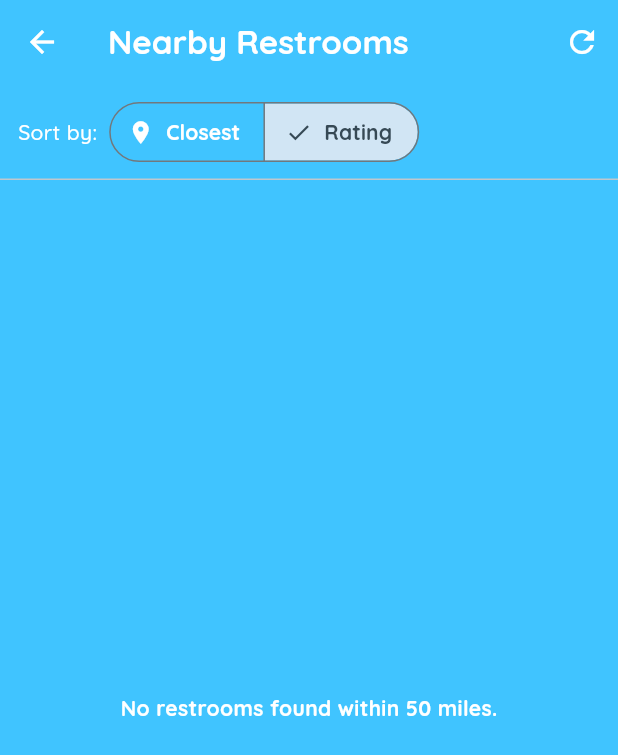
After one commit to pgattic/ratemybowl, a Flutter app: the NearbyScreen screen opened directly, after a tap on "Rating", on a phone screen of 412 x 824 dp. The commit adds this screen. Shown: the top 755 px of the screen. Run offline on Flutter 3.47's test engine with Material 3 defaults, Android fonts, the phone set to English and light mode, and no system bars; our stand-ins replace audioplayers, flutter_dotenv, flutter_map, flutter_svg, google_fonts, latlong2 and 4 more; accounts and stored records are empty; network calls fail.

Commit message:
Add nearby screen, fix minimum rating

```diff
--- a/lib/backend/backend_adapter.dart
+++ b/lib/backend/backend_adapter.dart
@@ -19,6 +19,7 @@ abstract class BackendAdapter {
     bool? filterMale,
     bool? filterUnisex,
     double? minRating,
+    required bool minRatingEnabled,
   });
 
   Future<Restroom?> getRestroomById(int id);
--- a/lib/backend/local_sqlite_backend.dart
+++ b/lib/backend/local_sqlite_backend.dart
@@ -35,11 +35,7 @@ class LocalSqliteBackend implements BackendAdapter {
 
     final dbPath = await getDatabasesPath();
     final fullPath = p.join(dbPath, 'ratemybowl_offline.db');
-    _db = await openDatabase(
-      fullPath,
-      version: 1,
-      onCreate: _onCreate,
-    );
+    _db = await openDatabase(fullPath, version: 1, onCreate: _onCreate);
 
     _prefs = await SharedPreferences.getInstance();
     await _restoreSession();
@@ -140,6 +136,7 @@ class LocalSqliteBackend implements BackendAdapter {
     bool? filterMale,
     bool? filterUnisex,
     double? minRating,
+    required minRatingEnabled,
   }) async {
     final restroomsData = await _database.query('restroom');
     final statsRows = await _database.rawQuery('''
@@ -170,8 +167,12 @@ class LocalSqliteBackend implements BackendAdapter {
     ) {
       final dLat = degToRad(lat2 - lat1);
       final dLng = degToRad(lng2 - lng1);
-      final a = sin(dLat / 2) * sin(dLat / 2) +
-          cos(degToRad(lat1)) * cos(degToRad(lat2)) * sin(dLng / 2) * sin(dLng / 2);
+      final a =
+          sin(dLat / 2) * sin(dLat / 2) +
+          cos(degToRad(lat1)) *
+              cos(degToRad(lat2)) *
+              sin(dLng / 2) *
+              sin(dLng / 2);
       final c = 2 * atan2(sqrt(a), sqrt(1 - a));
       return earthRadius * c;
     }
@@ -191,7 +192,8 @@ class LocalSqliteBackend implements BackendAdapter {
       final rating = stat?['avg_rating']?.toDouble() ?? 0.0;
 
       if (filterFemale != null || filterMale != null || filterUnisex != null) {
-        final genderMatches = (filterFemale == true && gender == Gender.female) ||
+        final genderMatches =
+            (filterFemale == true && gender == Gender.female) ||
             (filterMale == true && gender == Gender.male) ||
             (filterUnisex == true && gender == Gender.unisex);
         if (!genderMatches) {
@@ -199,7 +201,7 @@ class LocalSqliteBackend implements BackendAdapter {
         }
       }
 
-      if (minRating != null && rating < minRating) {
+      if (minRatingEnabled && minRating != null && rating < minRating) {
         continue;
       }
 
@@ -241,9 +243,12 @@ class LocalSqliteBackend implements BackendAdapter {
       ''',
       [id],
     );
-    final avgRating = stats.isNotEmpty ? stats.first['avg_rating'] as num? : null;
-    final reviewCount =
-        stats.isNotEmpty ? stats.first['review_count'] as num? : null;
+    final avgRating = stats.isNotEmpty
+        ? stats.first['avg_rating'] as num?
+        : null;
+    final reviewCount = stats.isNotEmpty
+        ? stats.first['review_count'] as num?
+        : null;
 
     return Restroom(
       id: row['restroom_id'] as int,
@@ -307,18 +312,17 @@ class LocalSqliteBackend implements BackendAdapter {
 
     if (reviewIds.isNotEmpty) {
       final placeholders = List.filled(reviewIds.length, '?').join(',');
-      final attrRows = await _database.rawQuery(
-        '''
+      final attrRows = await _database.rawQuery('''
         SELECT review_id, attribute_id, rating
         FROM review_attribute
         WHERE review_id IN ($placeholders)
-        ''',
-        reviewIds,
-      );
+        ''', reviewIds);
 
       for (final attrRow in attrRows) {
         final reviewId = attrRow['review_id'] as int;
-        attributesByReview.putIfAbsent(reviewId, () => []).add(
+        attributesByReview
+            .putIfAbsent(reviewId, () => [])
+            .add(
               ReviewAttribute(
                 reviewId: reviewId,
                 attributeId: attrRow['attribute_id'] as int,
@@ -328,9 +332,7 @@ class LocalSqliteBackend implements BackendAdapter {
       }
     }
 
-    return rows
-        .map(
-          (row) {
+    return rows.map((row) {
       final reviewId = row['review_id'] as int;
       return Review(
         reviewId: reviewId,
@@ -344,9 +346,7 @@ class LocalSqliteBackend implements BackendAdapter {
           attributesByReview[reviewId] ?? const <ReviewAttribute>[],
         ),
       );
-          },
-        )
-        .toList();
+    }).toList();
   }
 
   @override
@@ -371,7 +371,9 @@ class LocalSqliteBackend implements BackendAdapter {
   }
 
   @override
-  Future<Map<int, double>> getAttributeAveragesByRestroomId(int restroomId) async {
+  Future<Map<int, double>> getAttributeAveragesByRestroomId(
+    int restroomId,
+  ) async {
     final reviewRows = await _database.query(
       'review',
       columns: ['review_id'],
@@ -498,10 +500,7 @@ class LocalSqliteBackend implements BackendAdapter {
     return userIds;
   }
 
-  Future<void> _seedRestrooms(
-    Database db,
-    Map<String, String> userIds,
-  ) async {
+  Future<void> _seedRestrooms(Database db, Map<String, String> userIds) async {
     final defaultUserId = userIds['demo'] ?? userIds.values.first;
     final now = DateTime.now();
     var reviewCounter = 0;
@@ -679,8 +678,8 @@ class LocalSqliteBackend implements BackendAdapter {
         'longitude': restroom['lng'],
       });
 
-      final reviews =
-          (restroom['reviews'] as List<dynamic>).cast<Map<String, dynamic>>();
+      final reviews = (restroom['reviews'] as List<dynamic>)
+          .cast<Map<String, dynamic>>();
       for (final review in reviews) {
         final userKey = review['user'] as String?;
         final userId = userKey != null
@@ -694,8 +693,9 @@ class LocalSqliteBackend implements BackendAdapter {
           'restroom_id': restroomId,
           'user_id': userId,
           'stars': stars,
-          'review_dt':
-              now.subtract(Duration(days: reviewCounter++)).toIso8601String(),
+          'review_dt': now
+              .subtract(Duration(days: reviewCounter++))
+              .toIso8601String(),
           'notes': notes,
         });
 
--- a/lib/controllers/location_controller.dart
+++ b/lib/controllers/location_controller.dart
@@ -13,6 +13,10 @@ class LocationController extends ChangeNotifier {
   bool _listening = false;
 
   Future<void> init() async {
+    if (status == LocStatus.ready || status == LocStatus.checking) {
+      return;
+    }
+
     status = LocStatus.checking;
     notifyListeners();
 
--- /dev/null
+++ b/lib/screens/nearby_screen.dart
@@ -0,0 +1,315 @@
+import 'package:flutter/material.dart';
+import 'package:latlong2/latlong.dart';
+import 'package:provider/provider.dart';
+import 'package:rate_my_bowl/controllers/location_controller.dart';
+import 'package:rate_my_bowl/models/restroom.dart';
+import 'package:rate_my_bowl/screens/review_screen.dart';
+import 'package:rate_my_bowl/services/restroom_service.dart';
+import 'package:rate_my_bowl/widgets/selected_pin_bottom_sheet.dart';
+
+enum RestroomSortMode { distance, rating }
+
+class NearbyScreen extends StatefulWidget {
+  const NearbyScreen({super.key});
+
+  @override
+  State<NearbyScreen> createState() => _NearbyScreenState();
+}
+
+class _NearbyScreenState extends State<NearbyScreen> {
+  bool _isLoading = false;
+  bool _hasLoadedOnce = false;
+  List<Restroom> _restrooms = [];
+  String? _error;
+
+  RestroomSortMode _sortMode = RestroomSortMode.distance;
+  final Distance _distanceCalc = const Distance();
+  static const int _maxResults = 30;
+  static const double _nearbyRadius = 50;
+
+  @override
+  void initState() {
+    super.initState();
+    WidgetsBinding.instance.addPostFrameCallback((_) {
+      _loadNearUser();
+    });
+  }
+
+  Future<void> _loadNearUser() async {
+    final locationController = context.read<LocationController>();
+
+    setState(() {
+      _isLoading = true;
+      _error = null;
+    });
+
+    if (locationController.status == LocStatus.idle) {
+      await locationController.init();
+    }
+
+    if (locationController.status == LocStatus.denied) {
+      setState(() {
+        _isLoading = false;
+        _hasLoadedOnce = true;
+        _error =
+            "Location permission denied. Please enable location services in Settings.";
+      });
+      return;
+    }
+
+    if (locationController.status != LocStatus.ready ||
+        locationController.userLatLong == null) {
+      setState(() {
+        _isLoading = false;
+        _hasLoadedOnce = true;
+      });
+      return;
+    }
+
+    final userLatLng = locationController.userLatLong!;
+
+    try {
+      final results = await RestroomService.instance.getRestroomLocations(
+        lat: userLatLng.latitude,
+        lng: userLatLng.longitude,
+        radius: _milesToMeters(_nearbyRadius),
+      );
+
+      setState(() {
+        _restrooms = results;
+        _isLoading = false;
+        _hasLoadedOnce = true;
+      });
+    } catch (e) {
+      debugPrint('Error fetching restrooms: $e');
+      setState(() {
+        _isLoading = false;
+        _hasLoadedOnce = true;
+        _error = 'Failed to load restrooms. Please try again.';
+      });
+    }
+  }
+
+  List<Restroom> _getSortedRestrooms(LatLng? userLatLng) {
+    final list = List<Restroom>.from(_restrooms);
+
+    if (userLatLng != null) {
+      list.sort((a, b) {
+        final distA = _distanceTo(userLatLng, a);
+        final distB = _distanceTo(userLatLng, b);
+        return distA.compareTo(distB);
+      });
+    }
+
+    final nearest = list.take(_maxResults).toList();
+
+    if (_sortMode == RestroomSortMode.rating) {
+      nearest.sort((a, b) {
+        final r = b.rating.compareTo(a.rating);
+        if (r != 0 || userLatLng == null) return r;
+
+        final distA = _distanceTo(userLatLng, a);
+        final distB = _distanceTo(userLatLng, b);
+        return distA.compareTo(distB);
+      });
+    }
+
+    return nearest;
+  }
+
+  double _distanceTo(LatLng userLatLng, Restroom r) {
+    return _distanceCalc(
+      userLatLng,
+      LatLng(r.coordinates.latitude, r.coordinates.longitude),
+    );
+  }
+
+  @override
+  Widget build(BuildContext context) {
+    final loc = context.watch<LocationController>();
+    final userLatLng = loc.userLatLong;
+
+    final list = _getSortedRestrooms(userLatLng);
+
+    return Scaffold(
+      appBar: AppBar(
+        title: const Text("Nearby Restrooms"),
+        actions: [
+          IconButton(
+            icon: const Icon(Icons.refresh),
+            onPressed: _isLoading ? null : _loadNearUser,
+          ),
+        ],
+      ),
+      body: Column(
+        children: [
+          _buildInfoBanner(loc),
+          _buildSortBar(),
+          const Divider(height: 0),
+          Expanded(child: _buildBody(list, userLatLng)),
+        ],
+      ),
+    );
+  }
+
+  Widget _buildInfoBanner(LocationController loc) {
+    if (_isLoading || loc.status == LocStatus.checking) {
+      return const LinearProgressIndicator(minHeight: 2);
+    }
+
+    if (_error != null) {
+      return Container(
+        width: double.infinity,
+        color: Colors.red.shade50,
+        padding: const EdgeInsets.all(8),
+        child: Row(
+          children: [
+            const Icon(Icons.error, color: Colors.red),
+            const SizedBox(width: 8),
+            Expanded(
+              child: Text(
+                _error!,
+                style: TextStyle(color: Colors.red.shade800),
+              ),
+            ),
+            TextButton(onPressed: _loadNearUser, child: const Text("Retry")),
+          ],
+        ),
+      );
+    }
+
+    if (loc.status == LocStatus.denied) {
+      return Container(
+        width: double.infinity,
+        color: Colors.amber.shade50,
+        padding: const EdgeInsets.all(8),
+        child: Row(
+          children: [
+            const Icon(Icons.location_off, color: Colors.amber),
+            const SizedBox(width: 8),
+            const Expanded(
+              child: Text(
+                "Location permission denied. Enable it in settings to see nearby restrooms.",
+              ),
+            ),
+          ],
+        ),
+      );
+    }
+
+    return const SizedBox.shrink();
+  }
+
+  Widget _buildSortBar() {
+    return Padding(
+      padding: const EdgeInsets.symmetric(horizontal: 12, vertical: 8),
+      child: Row(
+        children: [
+          const Text("Sort by:", style: TextStyle(fontWeight: FontWeight.w500)),
+          const SizedBox(width: 8),
+          SegmentedButton<RestroomSortMode>(
+            segments: const [
+              ButtonSegment(
+                value: RestroomSortMode.distance,
+                icon: Icon(Icons.place),
+                label: Text("Closest"),
+              ),
+              ButtonSegment(
+                value: RestroomSortMode.rating,
+                icon: Icon(Icons.star),
+                label: Text("Rating"),
+              ),
+            ],
+            selected: <RestroomSortMode>{_sortMode},
+            onSelectionChanged: (set) {
+              setState(() {
+                _sortMode = set.first;
+              });
+            },
+          ),
+        ],
+      ),
+    );
+  }
+
+  Widget _buildBody(List<Restroom> list, LatLng? userLatLng) {
+    if (_isLoading && list.isEmpty) {
+      return const Center(child: CircularProgressIndicator());
+    }
+
+    if (_hasLoadedOnce && list.isEmpty) {
+      return Center(
+        child: Text(
+          "No restrooms found within ${_nearbyRadius.toInt()} miles.",
+        ),
+      );
+    }
+
+    return ListView.separated(
+      itemCount: list.length,
+      separatorBuilder: (_, _) =>
+          const Divider(height: 0, color: Colors.black38),
+      itemBuilder: (context, index) {
+        final r = list[index];
+        final distanceMeters = (userLatLng != null)
+            ? _distanceTo(userLatLng, r)
+            : null;
+        final distanceMiles = (distanceMeters != null)
+            ? _metersToMiles(distanceMeters)
+            : null;
+
+        final icon = switch (r.gender) {
+          Gender.male => Icon(Icons.man, color: Colors.blueAccent),
+          Gender.female => Icon(Icons.woman, color: Colors.pinkAccent),
+          Gender.unisex => Icon(Icons.wc),
+        };
+
+        return Container(
+          color: Colors.white54,
+          child: ListTile(
+            leading: icon,
+            title: Text(r.name, style: TextStyle(color: Colors.black)),
+            subtitle: Column(
+              crossAxisAlignment: CrossAxisAlignment.start,
+              children: [
+                if (distanceMiles != null)
+                  Text(
+                    "${distanceMiles.toStringAsFixed(2)} mi",
+                    style: TextStyle(color: Colors.black45),
+                  ),
+                r.reviewCount > 0
+                    ? Text(
+                        "Rating: ${r.rating.toStringAsFixed(1)} ★ (${r.reviewCount})",
+                        style: TextStyle(color: Colors.black45),
+                      )
+                    : Text(
+                        "No reviews",
+                        style: TextStyle(color: Colors.black45),
+                      ),
+              ],
+            ),
+            onTap: () {
+              showModalBottomSheet(
+                context: context,
+                barrierColor: Colors.black38,
+                builder: (_) => SelectedPinBottomSheet(
+                  restroom: r,
+                  screenBuilder: (context) =>
+                      ReviewScreen(restroomName: r.name, restroomId: r.id),
+                ),
+              );
+            },
+          ),
+        );
+      },
+    );
+  }
+
+  double _milesToMeters(double distMiles) {
+    return distMiles * 1609.344;
+  }
+
+  double _metersToMiles(double distMeters) {
+    return distMeters / 1609.344;
+  }
+}
--- a/lib/services/restroom_service.dart
+++ b/lib/services/restroom_service.dart
@@ -20,6 +20,8 @@ class RestroomService {
       final filterMale = prefs.getBool('filter_male') ?? false;
       final filterUnisex = prefs.getBool('filter_unisex') ?? false;
       final minRating = prefs.getDouble('filter_min_rating') ?? 0.0;
+      final minRatingEnabled =
+          prefs.getBool('filter_min_rating_enabled') ?? false;
 
       final hasGenderFilter = filterFemale || filterMale || filterUnisex;
       final hasRatingFilter = minRating > 0.0;
@@ -32,6 +34,7 @@ class RestroomService {
         filterMale: hasGenderFilter ? filterMale : null,
         filterUnisex: hasGenderFilter ? filterUnisex : null,
         minRating: hasRatingFilter ? minRating : null,
+        minRatingEnabled: minRatingEnabled,
       );
     } catch (e) {
       debugPrint('Error fetching restroom locations: $e');
```
Also changed, not shown: lib/backend/supabase_backend.dart (+33 -22 lines), lib/screens/home_screen.dart (+6 -9 lines), lib/screens/list_screen.dart (deleted, +0 -22 lines), lib/screens/options_screen.dart (+86 -15 lines). Lines whose indentation alone changed are shown as unchanged.
